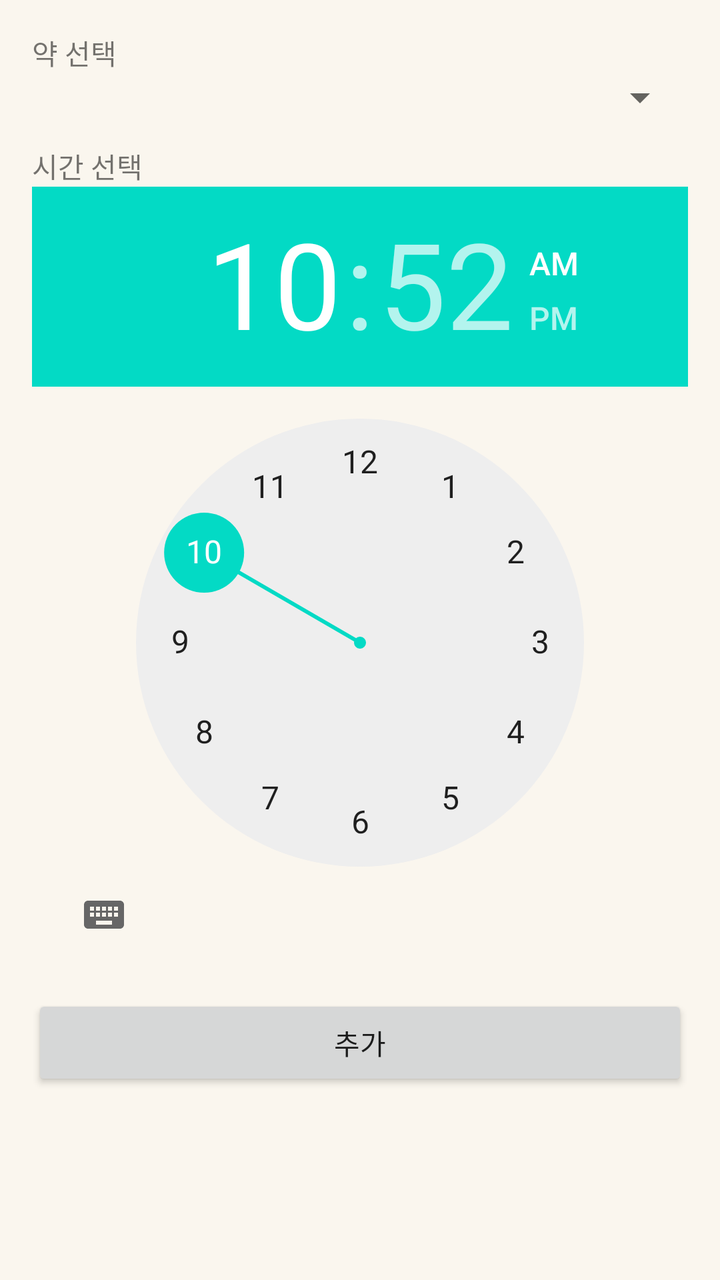
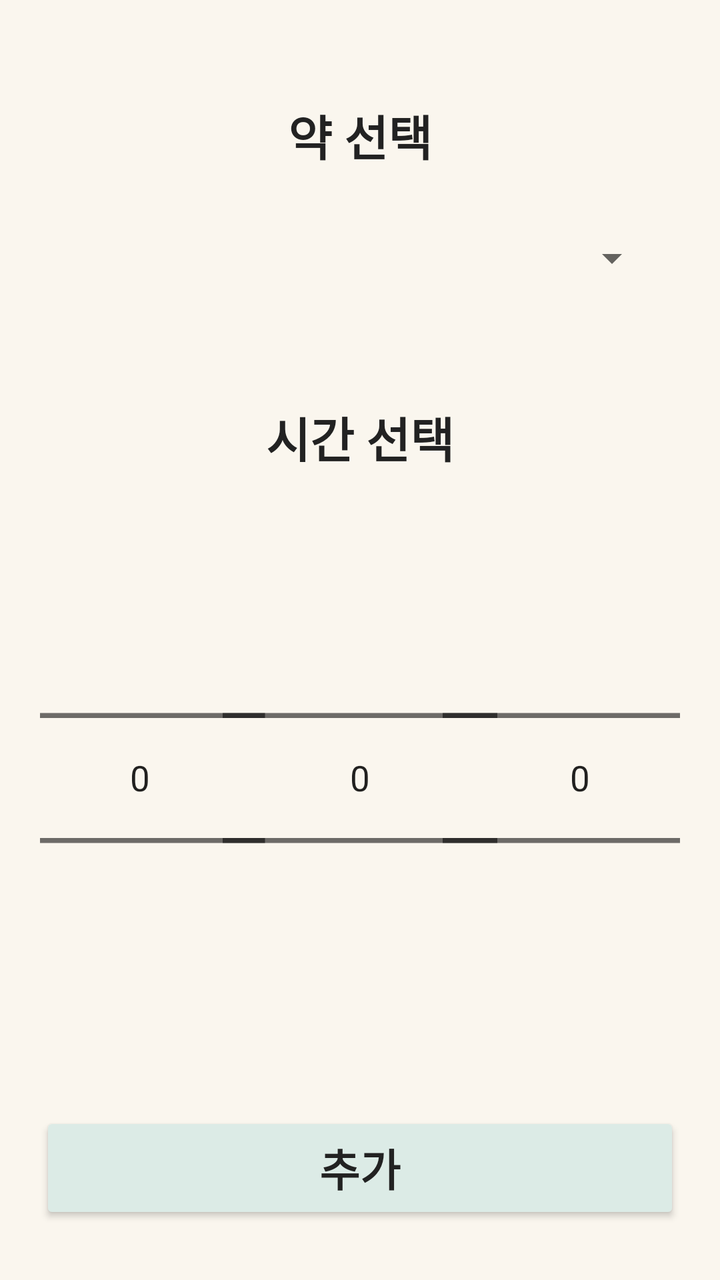

Two renders of the same Android screen: before a commit and after it. Below are the layout's source before the change and the commit's diff.
<!-- AndroidManifest.xml: application theme Theme.Medicell -->
<!-- res/layout/activity_add_alarm.xml -->
<?xml version="1.0" encoding="utf-8"?>
<LinearLayout xmlns:android="http://schemas.android.com/apk/res/android"
    android:orientation="vertical" android:padding="16dp"
    android:background="#FAF6EE" android:layout_width="match_parent" android:layout_height="match_parent">

    <TextView android:text="약 선택" android:layout_width="wrap_content" android:layout_height="wrap_content"/>
    <Spinner
        android:id="@+id/spPill"
        android:layout_width="match_parent" android:layout_height="wrap_content" />

    <TextView android:text="시간 선택" android:layout_marginTop="12dp"
        android:layout_width="wrap_content" android:layout_height="wrap_content"/>
    <TimePicker
        android:id="@+id/timePicker"
        android:layout_width="match_parent" android:layout_height="wrap_content"
        />

    <Button
        android:id="@+id/btnAdd"
        android:text="추가"
        android:layout_marginTop="16dp"
        android:layout_width="match_parent" android:layout_height="wrap_content" />
</LinearLayout>
<!-- resources referenced by this layout -->
<resources>
  <style name="Theme.Medicell" parent="Theme.AppCompat.DayNight.NoActionBar">
          <item name="colorPrimary">@color/purple_500</item>
          <item name="colorPrimaryDark">@color/purple_700</item>
          <item name="colorAccent">@color/teal_200</item>
      </style>
  <color name="purple_500">#FF6200EE</color>
  <color name="purple_700">#FF3700B3</color>
  <color name="teal_200">#FF03DAC5</color>
</resources>

<!-- the commit's change to res/layout/activity_add_alarm.xml (unified diff, before → after) -->
@@ -1,23 +1,82 @@
 <?xml version="1.0" encoding="utf-8"?>
 <LinearLayout xmlns:android="http://schemas.android.com/apk/res/android"
-    android:orientation="vertical" android:padding="16dp"
-    android:background="#FAF6EE" android:layout_width="match_parent" android:layout_height="match_parent">
+    android:layout_width="match_parent"
+    android:layout_height="match_parent"
+    android:background="#FAF6EE"
+    android:orientation="vertical"
+    android:padding="20dp">
 
-    <TextView android:text="약 선택" android:layout_width="wrap_content" android:layout_height="wrap_content"/>
-    <Spinner
-        android:id="@+id/spPill"
-        android:layout_width="match_parent" android:layout_height="wrap_content" />
+    <LinearLayout
+        android:layout_width="match_parent"
+        android:layout_height="0dp"
+        android:layout_weight="1"
+        android:gravity="center"
+        android:orientation="vertical">
 
-    <TextView android:text="시간 선택" android:layout_marginTop="12dp"
-        android:layout_width="wrap_content" android:layout_height="wrap_content"/>
-    <TimePicker
-        android:id="@+id/timePicker"
-        android:layout_width="match_parent" android:layout_height="wrap_content"
-        />
+        <TextView
+            android:layout_width="wrap_content"
+            android:layout_height="wrap_content"
+            android:layout_marginBottom="14dp"
+            android:text="@string/pill_select"
+            android:textColor="#222222"
+            android:textSize="24sp"
+            android:textStyle="bold" />
+
+        <Spinner
+            android:id="@+id/spPill"
+            android:layout_width="300dp"
+            android:layout_height="wrap_content"
+            android:layout_marginBottom="42dp"
+            android:minHeight="60dp" />
+
+        <TextView
+            android:layout_width="wrap_content"
+            android:layout_height="wrap_content"
+            android:layout_marginBottom="28dp"
+            android:text="@string/time_select"
+            android:textColor="#222222"
+            android:textSize="24sp"
+            android:textStyle="bold" />
+
+        <LinearLayout
+            android:layout_width="wrap_content"
+            android:layout_height="wrap_content"
+            android:gravity="center"
+            android:orientation="horizontal">
+
+            <NumberPicker
+                android:id="@+id/npAmPm"
+                android:layout_width="110dp"
+                android:layout_height="250dp"
+                android:scaleX="1.25"
+                android:scaleY="1.25" />
+
+            <NumberPicker
+                android:id="@+id/npHour"
+                android:layout_width="110dp"
+                android:layout_height="250dp"
+                android:scaleX="1.25"
+                android:scaleY="1.25" />
+
+            <NumberPicker
+                android:id="@+id/npMinute"
+                android:layout_width="110dp"
+                android:layout_height="250dp"
+                android:scaleX="1.25"
+                android:scaleY="1.25" />
+        </LinearLayout>
+    </LinearLayout>
 
     <Button
         android:id="@+id/btnAdd"
-        android:text="추가"
-        android:layout_marginTop="16dp"
-        android:layout_width="match_parent" android:layout_height="wrap_content" />
+        android:layout_width="match_parent"
+        android:layout_height="56dp"
+        android:layout_marginTop="12dp"
+        android:layout_marginBottom="8dp"
+        android:backgroundTint="#DCEBE6"
+        android:text="@string/add"
+        android:textColor="#222222"
+        android:textSize="22sp"
+        android:textStyle="bold" />
+
 </LinearLayout>
<!-- resource entries referenced after the edit -->
@@ -1,5 +1,8 @@
 <!-- resources referenced by this layout -->
 <resources>
+  <string name="add">추가</string>
+  <string name="pill_select">약 선택</string>
+  <string name="time_select">시간 선택</string>
   <style name="Theme.Medicell" parent="Theme.AppCompat.DayNight.NoActionBar">
           <item name="colorPrimary">@color/purple_500</item>
           <item name="colorPrimaryDark">@color/purple_700</item>
